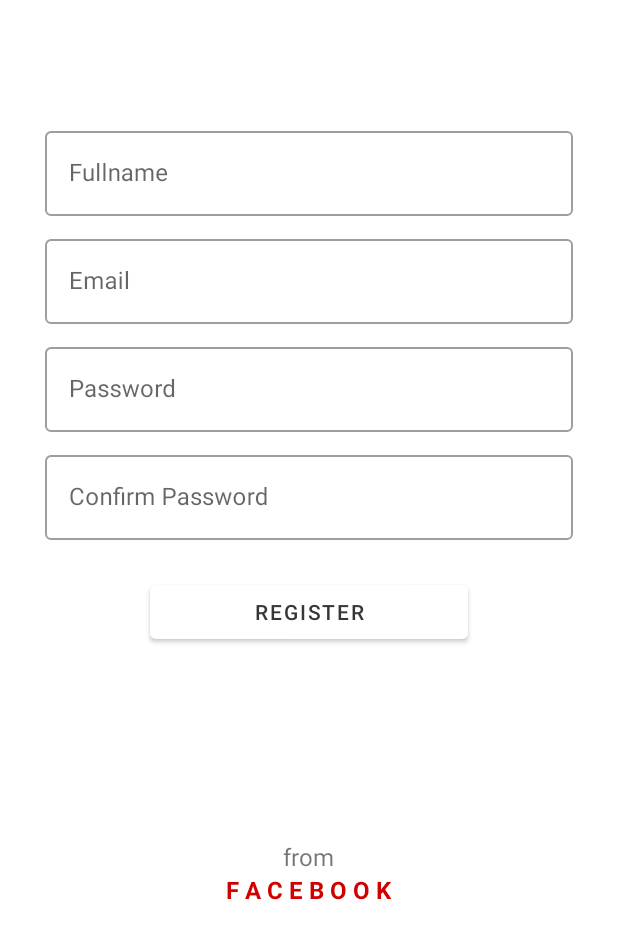
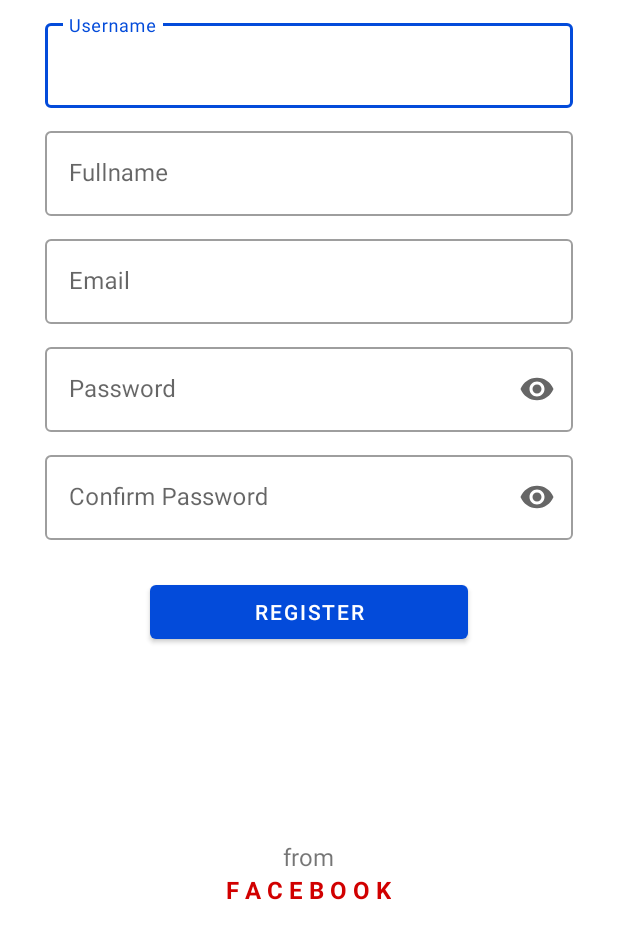
Before and after one commit to keithchad/Instagram-Clone, an Android app: the screen it shows after launch (RegisterActivity), after a tap on "REGISTER", on a phone screen of 412 x 824 dp, the part 300-1236 px from its top. Run offline under Robolectric (Android 15) with nearby library versions, the phone set to English and light mode, and no system bars; our stand-ins replace Firebase (no records; nobody signed in at launch, a user with empty details on screens opened directly).

Commit message:
few changes

```diff
--- a/app/src/main/java/com/chad/instagramclone/Activity/SplashActivity.java
+++ b/app/src/main/java/com/chad/instagramclone/Activity/SplashActivity.java
@@ -6,6 +6,7 @@ import android.os.Handler;
 import android.os.Looper;
 
 import androidx.appcompat.app.AppCompatActivity;
+import androidx.core.content.ContextCompat;
 
 import com.chad.instagramclone.MainActivity;
 import com.chad.instagramclone.R;
@@ -22,6 +23,8 @@ public class SplashActivity extends AppCompatActivity {
         super.onCreate(savedInstanceState);
         setContentView(R.layout.activity_splash);
         initialize();
+        getWindow().setNavigationBarColor(ContextCompat.getColor(this, R.color.colorWhite));
+        getWindow().setStatusBarColor(ContextCompat.getColor(this, R.color.colorWhite));
     }
 
     private void initialize() {
--- a/app/src/main/java/com/chad/instagramclone/Activity/StartActivity.java
+++ b/app/src/main/java/com/chad/instagramclone/Activity/StartActivity.java
@@ -1,6 +1,7 @@
 package com.chad.instagramclone.Activity;
 
 import androidx.appcompat.app.AppCompatActivity;
+import androidx.core.content.ContextCompat;
 
 import android.content.Intent;
 import android.os.Bundle;
@@ -18,6 +19,8 @@ public class StartActivity extends AppCompatActivity {
         super.onCreate(savedInstanceState);
         setContentView(R.layout.activity_start);
         initialize();
+        getWindow().setNavigationBarColor(ContextCompat.getColor(this, R.color.colorWhite));
+        getWindow().setStatusBarColor(ContextCompat.getColor(this, R.color.colorWhite));
     }
 
     private void initialize() {
--- a/app/src/main/java/com/chad/instagramclone/Authentication/RegisterActivity.java
+++ b/app/src/main/java/com/chad/instagramclone/Authentication/RegisterActivity.java
@@ -7,6 +7,7 @@ import android.widget.ProgressBar;
 import android.widget.Toast;
 
 import androidx.appcompat.app.AppCompatActivity;
+import androidx.core.content.ContextCompat;
 
 import com.chad.instagramclone.Constants.Constants;
 import com.chad.instagramclone.MainActivity;
@@ -41,6 +42,9 @@ public class RegisterActivity extends AppCompatActivity {
         super.onCreate(savedInstanceState);
         setContentView(R.layout.activity_register);
         initialize();
+        setTheme(R.style.DarkTheme);
+        getWindow().setNavigationBarColor(ContextCompat.getColor(this, R.color.colorWhite));
+        getWindow().setStatusBarColor(ContextCompat.getColor(this, R.color.colorWhite));
     }
 
     private void initialize() {
@@ -54,11 +58,7 @@ public class RegisterActivity extends AppCompatActivity {
 
         firebaseAuth = FirebaseAuth.getInstance();
 
-        buttonRegister.setOnClickListener(v -> {
-            progressBar.setVisibility(View.VISIBLE);
-            buttonRegister.setVisibility(View.GONE);
-            registerUser();
-        });
+        buttonRegister.setOnClickListener(v -> registerUser());
     }
 
     private void registerUser() {
@@ -82,6 +82,9 @@ public class RegisterActivity extends AppCompatActivity {
             Toast.makeText(this, "Both Passwords should be the same", Toast.LENGTH_SHORT).show();
             return;
         }
+
+        progressBar.setVisibility(View.VISIBLE);
+        buttonRegister.setVisibility(View.GONE);
 
         String userName = edittextUsername.getText().toString();
         String email = edittextEmail.getText().toString();
--- a/app/src/main/res/layout/activity_login.xml
+++ b/app/src/main/res/layout/activity_login.xml
@@ -42,6 +42,7 @@
         android:layout_marginStart="30dp"
         android:layout_marginEnd="30dp"
         android:layout_marginTop="10dp"
+        app:endIconMode="password_toggle"
         android:layout_below="@id/createTextInputLayoutEmail"
         android:hint="@string/password">
 
@@ -61,7 +62,7 @@
         android:layout_marginStart="100dp"
         android:layout_marginEnd="100dp"
         android:layout_marginTop="24dp"
-        android:textColor="?attr/text_color"
+        android:textColor="@color/colorWhite"
         android:layout_below="@id/createTextInputLayoutPassword"
         android:elevation="40dp"/>
 
--- a/app/src/main/res/layout/activity_register.xml
+++ b/app/src/main/res/layout/activity_register.xml
@@ -78,6 +78,7 @@
         android:layout_marginStart="30dp"
         android:layout_marginEnd="30dp"
         android:layout_marginTop="10dp"
+        app:endIconMode="password_toggle"
         android:layout_below="@id/createTextInputLayoutEmail"
         android:hint="@string/password">
 
@@ -97,6 +98,7 @@
         android:layout_marginStart="30dp"
         android:layout_marginEnd="30dp"
         android:layout_marginTop="10dp"
+        app:endIconMode="password_toggle"
         android:layout_below="@id/createTextInputLayoutPassword"
         android:hint="@string/confirm_password">
 
@@ -116,7 +118,7 @@
         android:layout_marginStart="100dp"
         android:layout_marginEnd="100dp"
         android:layout_marginTop="24dp"
-        android:textColor="?attr/text_color"
+        android:textColor="@color/colorWhite"
         android:layout_below="@id/createTextInputLayoutConfirmPassword"
         android:elevation="40dp"/>
 
--- /dev/null
+++ b/app/src/main/res/menu/nav_menu.xml
@@ -0,0 +1,4 @@
+<?xml version="1.0" encoding="utf-8"?>
+<menu xmlns:android="http://schemas.android.com/apk/res/android">
+
+</menu>
--- a/app/src/main/res/values/colors.xml
+++ b/app/src/main/res/values/colors.xml
@@ -1,7 +1,7 @@
 <?xml version="1.0" encoding="utf-8"?>
 <resources>
-    <color name="colorPrimary">#FFFFFF</color>
-    <color name="colorPrimaryDark">#EFEFEF</color>
+    <color name="colorPrimary">#034BDA</color>
+    <color name="colorPrimaryDark">#FFFFFF</color>
     <color name="colorAccent">#034BDA</color>
 
     <color name="colorWhite">#FFFFFF</color>
```
Also changed, not shown: app/src/main/java/com/chad/instagramclone/Authentication/LoginActivity.java (+8 -6 lines).
